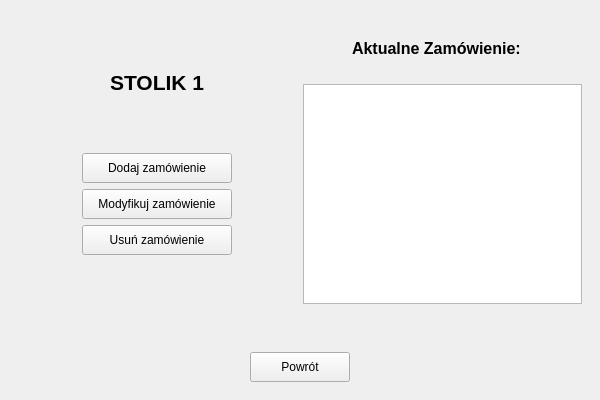
Old version of the form mainwindow.ui in the repository frxionn/Projekt_System_Zamowien.
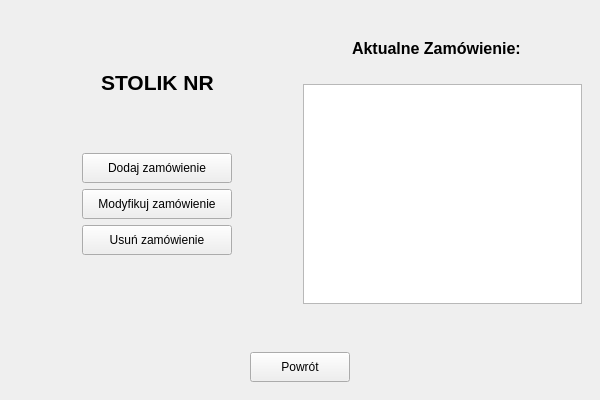
New version of the form. The open tabs and pages were chosen to show the change. Icons and pictures are not drawn.

What changed in the file:
```diff
--- a/mainwindow.ui
+++ b/mainwindow.ui
@@ -358,7 +358,7 @@
               </property>
               <property name="maximumSize">
                <size>
-                <width>100</width>
+                <width>150</width>
                 <height>50</height>
                </size>
               </property>
@@ -369,7 +369,7 @@
                </font>
               </property>
               <property name="text">
-               <string>STOLIK 1</string>
+               <string>STOLIK NR</string>
               </property>
              </widget>
             </item>
```
Left out of the diff: 28 changed lines with no effect on the pictures.
